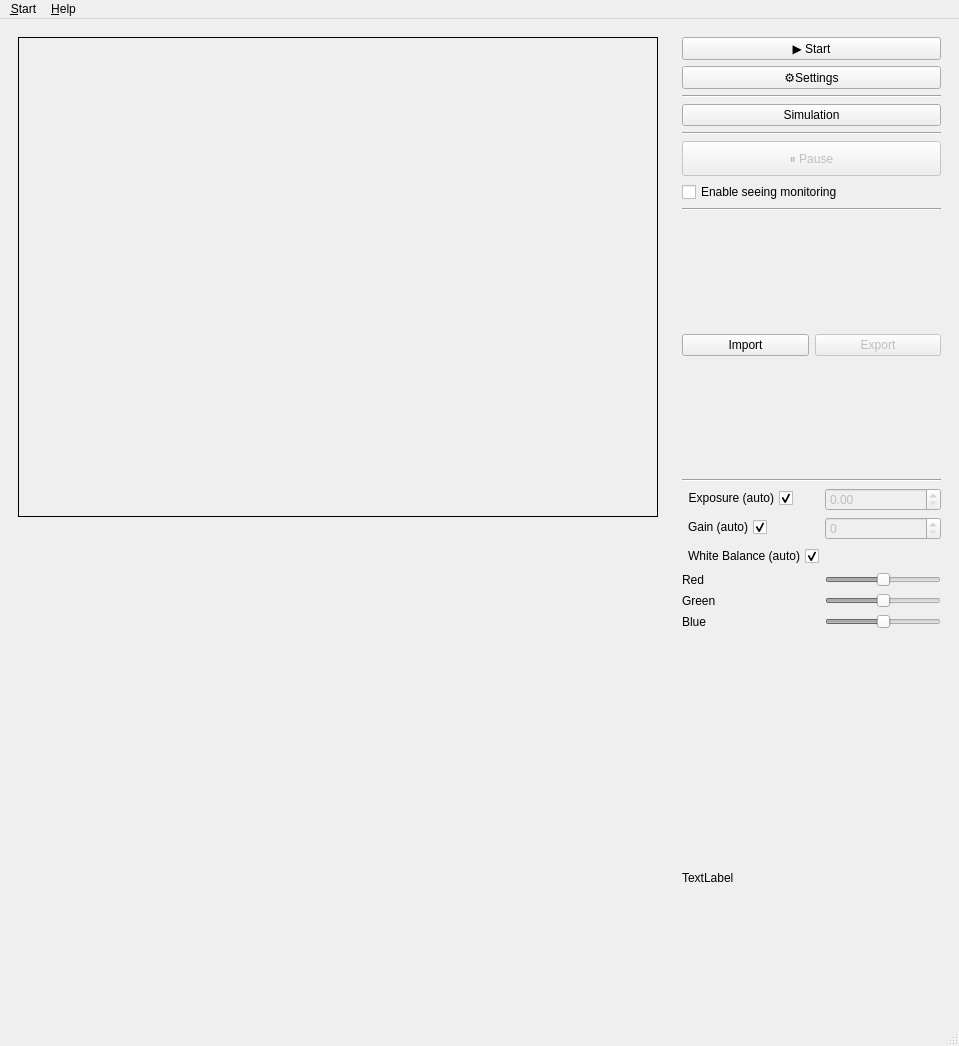
Qt form code/real-time-seeing/ui/layout.ui (r13i/dimm-project) before a commit.
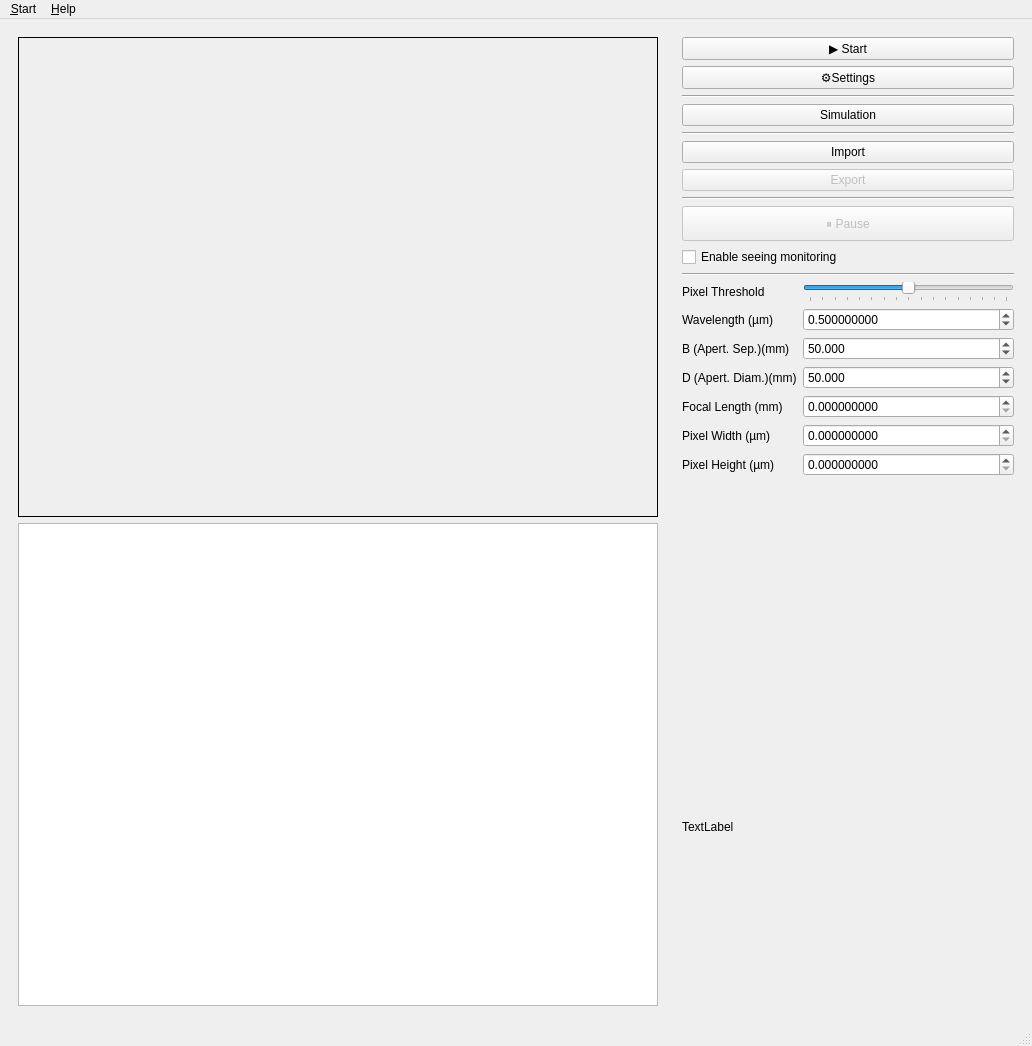
The same form after that commit. Icons and pictures are not drawn.

Commit message: Changed plotting graph

Diff of the .ui file:
```diff
--- a/code/real-time-seeing/ui/layout.ui
+++ b/code/real-time-seeing/ui/layout.ui
@@ -9,7 +9,7 @@
    <rect>
     <x>0</x>
     <y>0</y>
-    <width>959</width>
+    <width>1032</width>
     <height>1046</height>
    </rect>
   </property>
@@ -63,20 +63,7 @@
         </widget>
        </item>
        <item>
-        <widget class="QWidget" name="seeing_graph" native="true">
-         <property name="sizePolicy">
-          <sizepolicy hsizetype="Fixed" vsizetype="Expanding">
-           <horstretch>0</horstretch>
-           <verstretch>0</verstretch>
-          </sizepolicy>
-         </property>
-         <property name="minimumSize">
-          <size>
-           <width>640</width>
-           <height>0</height>
-          </size>
-         </property>
-        </widget>
+        <widget class="QGraphicsView" name="graphicsView"/>
        </item>
       </layout>
      </widget>
@@ -140,6 +127,30 @@
          </property>
         </widget>
        </item>
+       <item>
+        <widget class="QPushButton" name="button_import">
+         <property name="text">
+          <string>Import</string>
+         </property>
+        </widget>
+       </item>
+       <item>
+        <widget class="QPushButton" name="button_export">
+         <property name="enabled">
+          <bool>false</bool>
+         </property>
+         <property name="text">
+          <string>Export</string>
+         </property>
+        </widget>
+       </item>
+       <item>
+        <widget class="Line" name="line_4">
+         <property name="orientation">
+          <enum>Qt::Horizontal</enum>
+         </property>
+        </widget>
+       </item>
        <item>
         <widget class="QPushButton" name="button_pause">
          <property name="enabled">
@@ -163,54 +174,6 @@
          </property>
         </widget>
        </item>
-       <item>
-        <widget class="Line" name="line_4">
-         <property name="orientation">
-          <enum>Qt::Horizontal</enum>
-         </property>
-        </widget>
-       </item>
-       <item>
-        <widget class="QWidget" name="widget_3" native="true">
-         <property name="sizePolicy">
-          <sizepolicy hsizetype="Preferred" vsizetype="Minimum">
-           <horstretch>0</horstretch>
-           <verstretch>0</verstretch>
-          </sizepolicy>
-         </property>
-         <layout class="QHBoxLayout" name="horizontalLayout_3">
-          <property name="leftMargin">
-           <number>0</number>
-          </property>
-          <property name="topMargin">
-           <number>0</number>
-          </property>
-          <property name="rightMargin">
-           <number>0</number>
-          </property>
-          <property name="bottomMargin">
-           <number>0</number>
-          </property>
-          <item>
-           <widget class="QPushButton" name="button_import">
-            <property name="text">
-             <string>Import</string>
-            </property>
-           </widget>
-          </item>
-          <item>
-           <widget class="QPushButton" name="button_export">
-            <property name="enabled">
-             <bool>false</bool>
-            </property>
-            <property name="text">
-             <string>Export</string>
-            </property>
-           </widget>
-          </item>
-         </layout>
-        </widget>
-       </item>
        <item>
         <widget class="Line" name="line">
          <property name="orientation">
@@ -220,125 +183,188 @@
        </item>
        <item>
         <layout class="QFormLayout" name="formLayout">
-         <item row="0" column="0">
-          <widget class="QCheckBox" name="exposure_checkbox">
-           <property name="enabled">
-            <bool>true</bool>
-           </property>
-           <property name="layoutDirection">
-            <enum>Qt::RightToLeft</enum>
-           </property>
-           <property name="text">
-            <string>Exposure (auto)</string>
-           </property>
-           <property name="checked">
-            <bool>true</bool>
-           </property>
-          </widget>
-         </item>
-         <item row="0" column="1">
-          <widget class="QDoubleSpinBox" name="exposure_spinbox">
-           <property name="enabled">
-            <bool>false</bool>
-           </property>
-          </widget>
-         </item>
          <item row="1" column="0">
-          <widget class="QCheckBox" name="gain_checkbox">
-           <property name="sizePolicy">
-            <sizepolicy hsizetype="Minimum" vsizetype="Fixed">
-             <horstretch>0</horstretch>
-             <verstretch>0</verstretch>
-            </sizepolicy>
+          <widget class="QLabel" name="label">
+           <property name="toolTip">
+            <string>&lt;html&gt;&lt;head/&gt;&lt;body&gt;&lt;p&gt;Wavelength in micrometers&lt;/p&gt;&lt;/body&gt;&lt;/html&gt;</string>
            </property>
-           <property name="layoutDirection">
-            <enum>Qt::RightToLeft</enum>
+           <property name="whatsThis">
+            <string>&lt;html&gt;&lt;head/&gt;&lt;body&gt;&lt;p&gt;Wavelength in micrometers&lt;/p&gt;&lt;/body&gt;&lt;/html&gt;</string>
            </property>
            <property name="text">
-            <string>Gain (auto)</string>
-           </property>
-           <property name="checked">
-            <bool>true</bool>
+            <string>Wavelength (µm)</string>
            </property>
           </widget>
          </item>
          <item row="1" column="1">
-          <widget class="QSpinBox" name="gain_spinbox">
-           <property name="enabled">
-            <bool>false</bool>
+          <widget class="QDoubleSpinBox" name="spinbox_lambda">
+           <property name="sizePolicy">
+            <sizepolicy hsizetype="Minimum" vsizetype="Fixed">
+             <horstretch>0</horstretch>
+             <verstretch>0</verstretch>
+            </sizepolicy>
+           </property>
+           <property name="decimals">
+            <number>9</number>
+           </property>
+           <property name="maximum">
+            <double>999999999.999999046325684</double>
+           </property>
+           <property name="singleStep">
+            <double>1.000000000000000</double>
+           </property>
+           <property name="value">
+            <double>0.500000000000000</double>
            </property>
           </widget>
          </item>
          <item row="2" column="0">
-          <widget class="QCheckBox" name="whitebalance_checkbox">
-           <property name="layoutDirection">
-            <enum>Qt::RightToLeft</enum>
-           </property>
-           <property name="text">
-            <string>White Balance (auto)</string>
-           </property>
-           <property name="checked">
-            <bool>true</bool>
-           </property>
-          </widget>
-         </item>
-         <item row="3" column="0">
           <widget class="QLabel" name="label_2">
            <property name="text">
-            <string>Red</string>
+            <string>B (Apert. Sep.)(mm)</string>
+           </property>
+          </widget>
+         </item>
+         <item row="2" column="1">
+          <widget class="QDoubleSpinBox" name="spinbox_b">
+           <property name="sizePolicy">
+            <sizepolicy hsizetype="Minimum" vsizetype="Fixed">
+             <horstretch>0</horstretch>
+             <verstretch>0</verstretch>
+            </sizepolicy>
+           </property>
+           <property name="decimals">
+            <number>3</number>
+           </property>
+           <property name="value">
+            <double>50.000000000000000</double>
+           </property>
+          </widget>
+         </item>
+         <item row="3" column="0">
+          <widget class="QLabel" name="label_3">
+           <property name="toolTip">
+            <string>&lt;html&gt;&lt;head/&gt;&lt;body&gt;&lt;p&gt;Apertures Diameter in meters&lt;/p&gt;&lt;/body&gt;&lt;/html&gt;</string>
+           </property>
+           <property name="whatsThis">
+            <string>&lt;html&gt;&lt;head/&gt;&lt;body&gt;&lt;p&gt;Apertures Diameter in meters&lt;/p&gt;&lt;/body&gt;&lt;/html&gt;</string>
+           </property>
+           <property name="text">
+            <string>D (Apert. Diam.)(mm)</string>
            </property>
           </widget>
          </item>
          <item row="3" column="1">
-          <widget class="QSlider" name="red_slider">
-           <property name="enabled">
-            <bool>false</bool>
+          <widget class="QDoubleSpinBox" name="spinbox_d">
+           <property name="sizePolicy">
+            <sizepolicy hsizetype="Minimum" vsizetype="Fixed">
+             <horstretch>0</horstretch>
+             <verstretch>0</verstretch>
+            </sizepolicy>
+           </property>
+           <property name="decimals">
+            <number>3</number>
            </property>
            <property name="value">
-            <number>50</number>
-           </property>
-           <property name="orientation">
-            <enum>Qt::Horizontal</enum>
+            <double>50.000000000000000</double>
            </property>
           </widget>
          </item>
          <item row="4" column="0">
-          <widget class="QLabel" name="label_3">
+          <widget class="QLabel" name="label_4">
+           <property name="toolTip">
+            <string>&lt;html&gt;&lt;head/&gt;&lt;body&gt;&lt;p&gt;Focal Length in millimeters&lt;/p&gt;&lt;/body&gt;&lt;/html&gt;</string>
+           </property>
+           <property name="whatsThis">
+            <string>&lt;html&gt;&lt;head/&gt;&lt;body&gt;&lt;p&gt;Focal Length in millimeters&lt;/p&gt;&lt;/body&gt;&lt;/html&gt;</string>
+           </property>
            <property name="text">
-            <string>Green</string>
+            <string>Focal Length (mm)</string>
            </property>
           </widget>
          </item>
          <item row="4" column="1">
-          <widget class="QSlider" name="green_slider">
-           <property name="enabled">
-            <bool>false</bool>
-           </property>
-           <property name="value">
-            <number>50</number>
-           </property>
-           <property name="orientation">
-            <enum>Qt::Horizontal</enum>
+          <widget class="QDoubleSpinBox" name="spinbox_focal">
+           <property name="decimals">
+            <number>9</number>
            </property>
           </widget>
          </item>
          <item row="5" column="0">
-          <widget class="QLabel" name="label_4">
+          <widget class="QLabel" name="label_5">
+           <property name="toolTip">
+            <string>&lt;html&gt;&lt;head/&gt;&lt;body&gt;&lt;p&gt;Pixel Width in micrometers&lt;/p&gt;&lt;/body&gt;&lt;/html&gt;</string>
+           </property>
+           <property name="whatsThis">
+            <string>&lt;html&gt;&lt;head/&gt;&lt;body&gt;&lt;p&gt;Pixel Width in micrometers&lt;/p&gt;&lt;/body&gt;&lt;/html&gt;</string>
+           </property>
            <property name="text">
-            <string>Blue</string>
+            <string>Pixel Width (µm)</string>
+           </property>
+          </widget>
+         </item>
+         <item row="6" column="0">
+          <widget class="QLabel" name="label_6">
+           <property name="toolTip">
+            <string>&lt;html&gt;&lt;head/&gt;&lt;body&gt;&lt;p&gt;Pixel Height in micrometers&lt;/p&gt;&lt;/body&gt;&lt;/html&gt;</string>
+           </property>
+           <property name="whatsThis">
+            <string>&lt;html&gt;&lt;head/&gt;&lt;body&gt;&lt;p&gt;Pixel Height in micrometers&lt;/p&gt;&lt;/body&gt;&lt;/html&gt;</string>
+           </property>
+           <property name="text">
+            <string>Pixel Height (µm)</string>
            </property>
           </widget>
          </item>
          <item row="5" column="1">
-          <widget class="QSlider" name="blue_slider">
-           <property name="enabled">
-            <bool>false</bool>
+          <widget class="QDoubleSpinBox" name="spinbox_pwidth">
+           <property name="sizePolicy">
+            <sizepolicy hsizetype="Minimum" vsizetype="Fixed">
+             <horstretch>0</horstretch>
+             <verstretch>0</verstretch>
+            </sizepolicy>
+           </property>
+           <property name="decimals">
+            <number>9</number>
+           </property>
+          </widget>
+         </item>
+         <item row="6" column="1">
+          <widget class="QDoubleSpinBox" name="spinbox_pheight">
+           <property name="sizePolicy">
+            <sizepolicy hsizetype="Minimum" vsizetype="Fixed">
+             <horstretch>0</horstretch>
+             <verstretch>0</verstretch>
+            </sizepolicy>
+           </property>
+           <property name="decimals">
+            <number>9</number>
+           </property>
+          </widget>
+         </item>
+         <item row="0" column="1">
+          <widget class="QSlider" name="slider_threshold">
+           <property name="maximum">
+            <number>255</number>
            </property>
            <property name="value">
-            <number>50</number>
+            <number>127</number>
            </property>
            <property name="orientation">
             <enum>Qt::Horizontal</enum>
+           </property>
+           <property name="tickPosition">
+            <enum>QSlider::TicksBelow</enum>
+           </property>
+           <property name="tickInterval">
+            <number>16</number>
+           </property>
+          </widget>
+         </item>
+         <item row="0" column="0">
+          <widget class="QLabel" name="label_threshold">
+           <property name="text">
+            <string>Pixel Threshold</string>
            </property>
           </widget>
          </item>
@@ -361,7 +387,7 @@
     <rect>
      <x>0</x>
      <y>0</y>
-     <width>959</width>
+     <width>1032</width>
      <height>22</height>
     </rect>
    </property>
```
Left out of the diff: 98 changed lines with no effect on the pictures. The commit also changes 2 other files.
